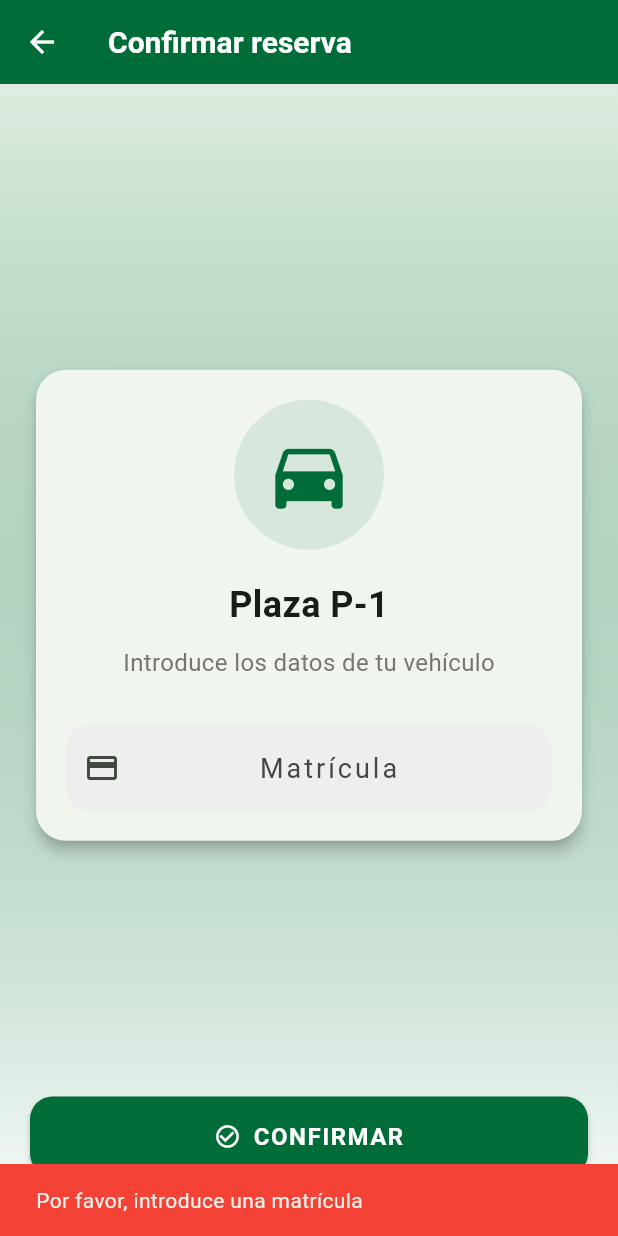
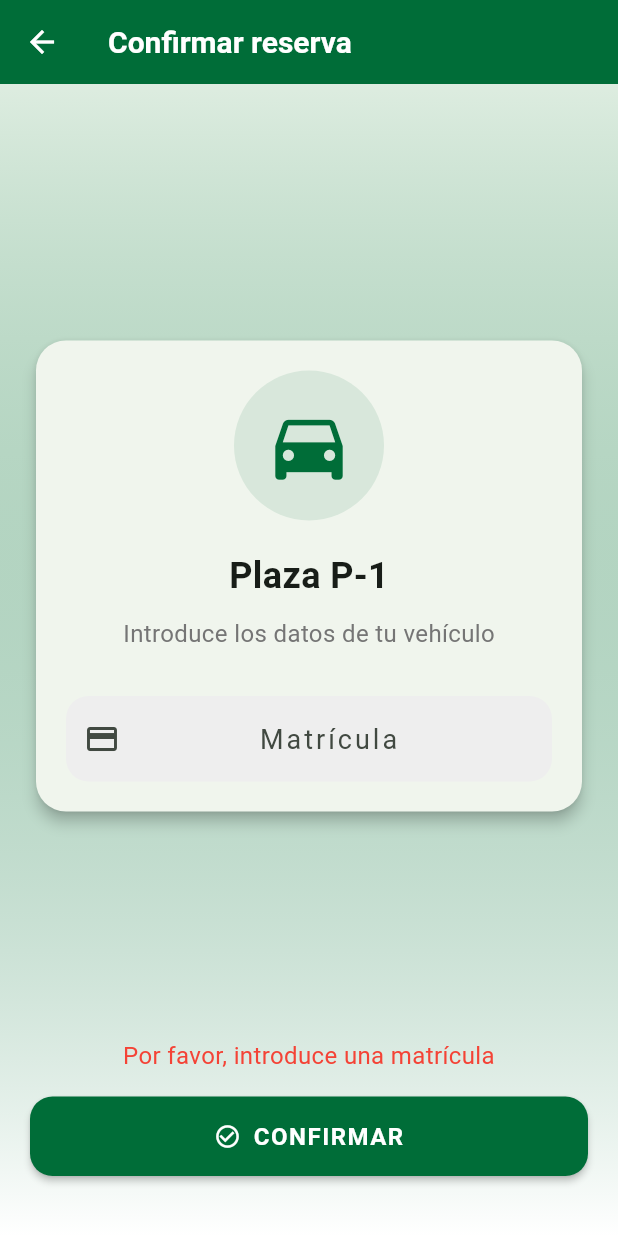
Before and after one commit to marioch03/parking_uja, a Flutter app: the ConfirmarReservaScreen screen opened directly with sample values from the repository, after a tap on "CONFIRMAR", on a phone screen of 412 x 824 dp. Run offline on Flutter 3.47's test engine with Material 3 defaults, Android fonts, the phone set to English and light mode, and no system bars; our stand-ins replace shared_preferences; accounts and stored records are empty.

Commit message:
Implementado hacer reservas y ver tus reservas con backend

```diff
--- a/frontend/lib/models/reserva.dart
+++ b/frontend/lib/models/reserva.dart
@@ -1,15 +1,14 @@
+import 'package:intl/intl.dart';
 import 'plaza.dart';
 
 class Reserva {
-  final int? id;
-  final int usuario;
+  final int id;
   final Plaza plaza;
   final DateTime fecha;
   final String matricula;
 
   Reserva({
-    this.id,
-    required this.usuario,
+    required this.id,
     required this.plaza,
     required this.fecha,
     required this.matricula,
@@ -17,15 +16,20 @@ class Reserva {
 
   factory Reserva.fromJson(Map<String, dynamic> json) {
     return Reserva(
-      id: json['id'],
-      usuario: json['usuario'],
-      plaza: Plaza(
-        id: json['plaza']['id'],
-        estado: json['plaza']['estado'],
-      ),
-      fecha: DateTime.parse(json['fecha']),
-      matricula: json['matricula'],
+      id: json['id'] as int,
+      plaza: Plaza.fromJson(json['plaza'] as Map<String, dynamic>),
+      fecha: DateTime.parse(json['fecha'] as String),
+      matricula: json['matricula'].toString(),
     );
+  }
+
+  Map<String, dynamic> toJson() {
+    return {
+      'id': id,
+      'plaza': plaza.toJson(),
+      'fecha': DateFormat('yyyy-MM-ddTHH:mm:ss').format(fecha),
+      'matricula': matricula,
+    };
   }
 }
 
--- a/frontend/lib/screens/confirmar_reserva_screen.dart
+++ b/frontend/lib/screens/confirmar_reserva_screen.dart
@@ -1,7 +1,9 @@
 import 'package:flutter/material.dart';
+import 'package:shared_preferences/shared_preferences.dart';
 import '../models/plaza.dart';
 import '../models/estado_plaza.dart';
-import '../models/reserva.dart';
+import '../services/reserva_service.dart';
+import 'home_screen.dart';
 
 class ConfirmarReservaScreen extends StatefulWidget {
   final Plaza plaza;
@@ -17,52 +19,59 @@ class ConfirmarReservaScreen extends StatefulWidget {
 
 class _ConfirmarReservaScreenState extends State<ConfirmarReservaScreen> {
   final _matriculaController = TextEditingController();
+  final _reservaService = ReservaService();
+  bool _isLoading = false;
+  String? _errorMessage;
 
-  void _confirmarReserva() {
+  Future<void> _confirmarReserva() async {
     if (_matriculaController.text.isEmpty) {
-      ScaffoldMessenger.of(context).showSnackBar(
-        const SnackBar(
-          content: Text('Por favor, introduce una matrícula'),
-          backgroundColor: Colors.red,
-        ),
-      );
+      setState(() {
+        _errorMessage = 'Por favor, introduce una matrícula';
+      });
       return;
     }
 
+    setState(() {
+      _isLoading = true;
+      _errorMessage = null;
+    });
+
     try {
-      // Crear nueva reserva
-      final nuevaReserva = Reserva(
-        usuario: 1, // Por ahora hardcodeado, después vendrá del usuario logueado
-        plaza: widget.plaza,
-        fecha: DateTime.now(),
-        matricula: _matriculaController.text.toUpperCase(),
+      final prefs = await SharedPreferences.getInstance();
+      final token = prefs.getString('token');
+
+      if (token == null) {
+        throw Exception('No hay token de autenticación');
+      }
+
+      final response = await _reservaService.reservarPlaza(
+        plazaId: widget.plaza.id,
+        matricula: _matriculaController.text,
+        token: token,
       );
 
-      // Añadir la reserva a la lista temporal
-      reservasUsuario.add(nuevaReserva);
-
-      // Actualizar el estado de la plaza
+      if (response.statusCode == 200) {
+        // Navegar a la pantalla de inicio
+        if (mounted) {
+          Navigator.pushAndRemoveUntil(
+            context,
+            MaterialPageRoute(builder: (context) => const HomeScreen()),
+            (route) => false,
+          );
+        }
+      } else {
+        throw Exception('Error al realizar la reserva: ${response.body}');
+      }
+    } catch (e) {
       setState(() {
-        widget.plaza.estado = EstadosPlaza.reservada;
+        _errorMessage = e.toString();
       });
-
-      ScaffoldMessenger.of(context).showSnackBar(
-        SnackBar(
-          content: Text('Plaza P-${widget.plaza.id} reservada con éxito'),
-          backgroundColor: Theme.of(context).colorScheme.primary,
-        ),
-      );
-
-      // Volvemos a la pantalla anterior
-      Navigator.pop(context);
-      Navigator.pop(context);
-    } catch (e) {
-      ScaffoldMessenger.of(context).showSnackBar(
-        SnackBar(
-          content: Text('Error al realizar la reserva: ${e.toString()}'),
-          backgroundColor: Colors.red,
-        ),
-      );
+    } finally {
+      if (mounted) {
+        setState(() {
+          _isLoading = false;
+        });
+      }
     }
   }
 
@@ -174,9 +183,22 @@ class _ConfirmarReservaScreenState extends State<ConfirmarReservaScreen> {
                 ),
               ),
               const Spacer(),
+              // Mensaje de error
+              if (_errorMessage != null)
+                Padding(
+                  padding: const EdgeInsets.only(bottom: 16.0),
+                  child: Text(
+                    _errorMessage!,
+                    style: const TextStyle(
+                      color: Colors.red,
+                      fontSize: 16,
+                    ),
+                    textAlign: TextAlign.center,
+                  ),
+                ),
               // Botón de confirmar
               ElevatedButton(
-                onPressed: _confirmarReserva,
+                onPressed: _isLoading ? null : _confirmarReserva,
                 style: ElevatedButton.styleFrom(
                   backgroundColor: Theme.of(context).colorScheme.primary,
                   foregroundColor: Colors.white,
@@ -186,7 +208,9 @@ class _ConfirmarReservaScreenState extends State<ConfirmarReservaScreen> {
                   ),
                   elevation: 2,
                 ),
-                child: const Row(
+                child: _isLoading
+                    ? const CircularProgressIndicator(color: Colors.white)
+                    : const Row(
                         mainAxisAlignment: MainAxisAlignment.center,
                         children: [
                           Icon(Icons.check_circle_outline),
```
Also changed, not shown: frontend/lib/screens/mis_reservas_screen.dart (+71 -14 lines), frontend/lib/services/reserva_service.dart (+45 -0 lines), 4 other files. Lines whose indentation alone changed are shown as unchanged.
